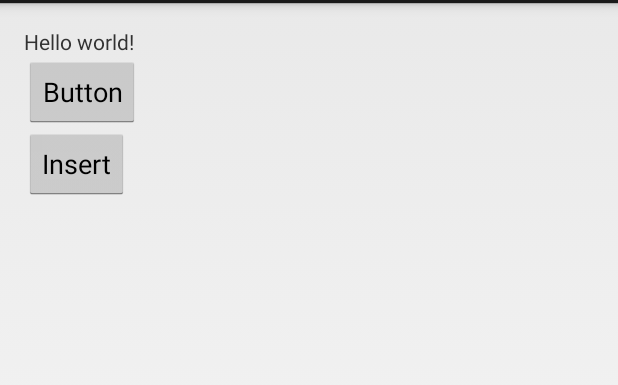
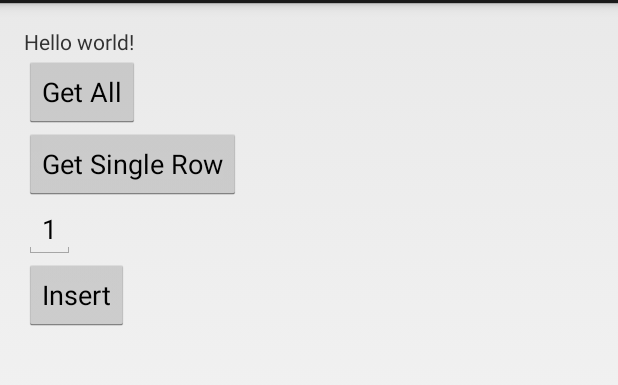
Before and after one commit to pxai/android-contentproviderclient, an Android app: the screen it shows after launch (MainActivity), on a phone screen of 412 x 824 dp, the part 69-454 px from its top. Run offline under Robolectric (Android 15) with nearby library versions, the phone set to English and light mode, and no system bars.

```diff
--- a/app/src/main/res/layout/activity_main.xml
+++ b/app/src/main/res/layout/activity_main.xml
@@ -12,18 +12,29 @@
 
     <TextView
         android:layout_width="wrap_content"
-        android:layout_height="wrap_content"
-        android:text="@string/hello_world" />
+    android:layout_height="wrap_content"
+    android:text="@string/hello_world" />
 
     <Button
         android:id="@+id/button1"
         android:layout_width="wrap_content"
         android:layout_height="wrap_content"
-        android:text="Button"
-        android:onClick="getData" />
-
+        android:text="Get All"
+        android:onClick="getAllRows" />
+    <Button
+        android:id="@+id/button2"
+        android:layout_width="wrap_content"
+        android:layout_height="wrap_content"
+        android:text="Get Single Row"
+        android:onClick="getSingleRow" />
+    <EditText
+        android:id="@+id/editText"
+        android:layout_width="wrap_content"
+        android:layout_height="wrap_content"
+        android:inputType="number"
+        android:text="1" />
         <Button
-        android:id="@+id/button2"
+        android:id="@+id/button3"
         android:layout_width="wrap_content"
         android:layout_height="wrap_content"
         android:text="Insert"
```
Also changed, not shown: app/src/main/java/info/pello/android/contentproviderclient/MainActivity.java (+39 -2 lines), 32 other files.
